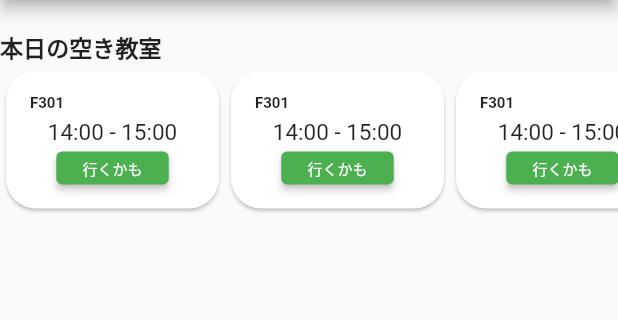
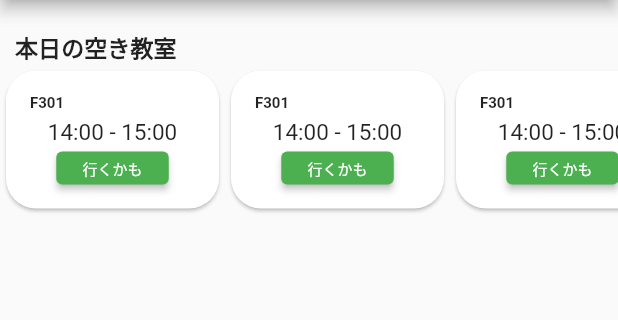
Before and after one commit to v-code-team-pioneer-inc/ccrs-mobile, a Flutter app: the screen it shows after launch, on a phone screen of 412 x 824 dp, the part 84-404 px from its top. Run offline on Flutter 3.47's test engine with Material 2 defaults, Android fonts, the phone set to English and light mode, and no system bars.

Commit message:
[MODIFY]左に余白

```diff
--- a/lib/main.dart
+++ b/lib/main.dart
@@ -39,9 +39,10 @@ class _MyHomePageState extends State<MyHomePage> {
       body: Column(
         children: <Widget>[
           const SizedBox(height: 20),
-          const SizedBox(
+          Container(
             width: double.infinity,
-            child: Text(
+            padding: const EdgeInsets.symmetric(horizontal: 10),
+            child: const Text(
               '本日の空き教室',
               style: TextStyle(fontWeight: FontWeight.bold),
               textAlign: TextAlign.left,
```
